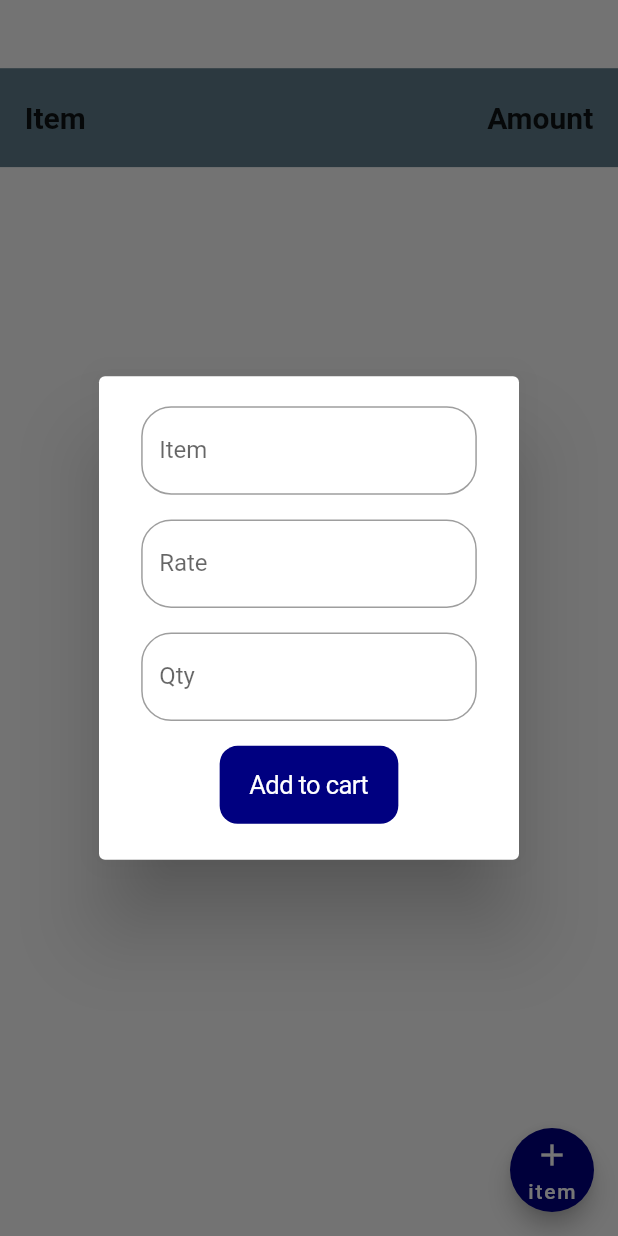
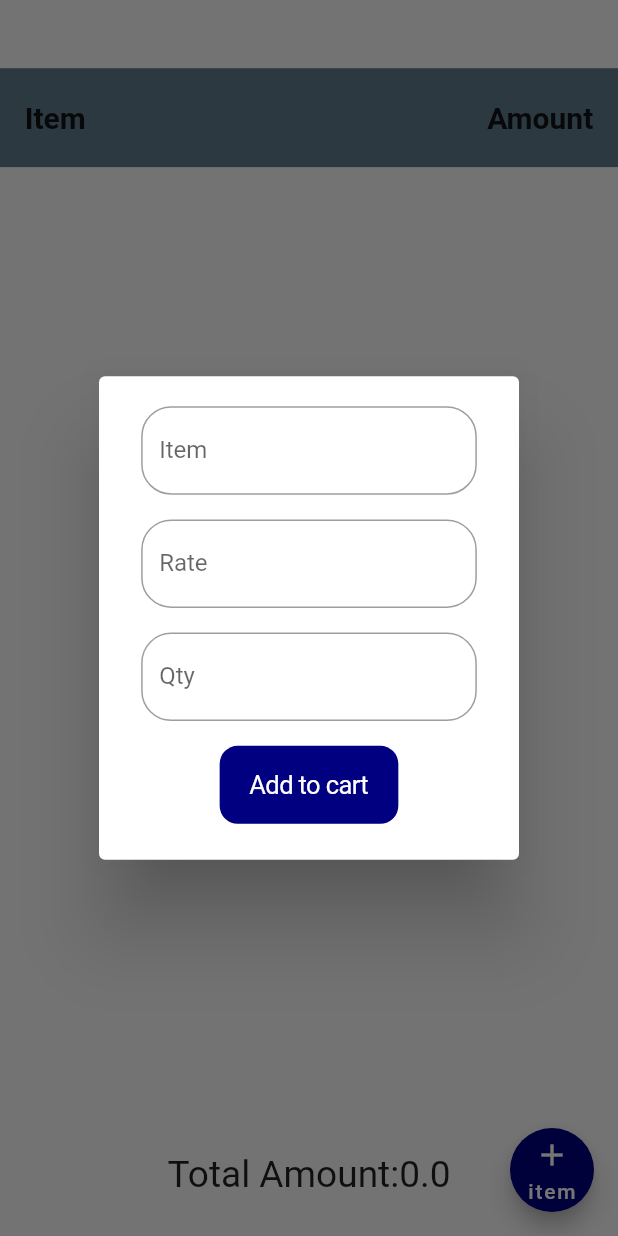
Before and after one commit to abdhanan72/spacc_office, a Flutter app: the OrderEntry screen opened directly with empty values, after a tap on "item", on a phone screen of 412 x 824 dp. Run offline on Flutter 3.47's test engine with Material 2 defaults, Android fonts, the phone set to English and light mode, and no system bars; our stand-ins replace internet_connection_checker, lottie, shared_preferences; missing offline and left inert: open_settings; accounts and stored records are empty.

Commit message:
total amount ready

```diff
--- a/lib/Order/order.dart
+++ b/lib/Order/order.dart
@@ -52,6 +52,10 @@ class _OrderEntryState extends State<OrderEntry> {
   }
 
   List<Map<String, String>> dataList = [];
+  double getSumOfAmounts() {
+    return dataList.fold(0, (total, item) => total + double.parse(item['amount']!));
+  }
+  Map<String, dynamic> data = {};
 
   @override
   Widget build(BuildContext context) {
@@ -124,6 +128,7 @@ class _OrderEntryState extends State<OrderEntry> {
                 itemCount: dataList.length,
                 itemBuilder: (context, index) {
                   final item = dataList[index];
+                 double sumed = dataList.fold(0, (total, item) => total + double.parse(item['amount']!));
 
                   return Column(
                     children: [
@@ -162,12 +167,20 @@ class _OrderEntryState extends State<OrderEntry> {
                 },
               ),
             ),
-            Container(
+            SizedBox(
               height: mediaquery.height * 0.1,
               child: Column(
+                mainAxisAlignment: MainAxisAlignment.center,
                 children: [
 
+                  Text(
+
+                    "Total Amount:${getSumOfAmounts().toString()}",style: TextStyle(
+                      fontSize: mediaquery.width*0.06
+                    ),),
+
                 ],
+
               ),
             )
           ],
@@ -373,6 +386,7 @@ class _OrderEntryState extends State<OrderEntry> {
                   "itemcode": itemcode,
                   "amount": amount.toString(),
                 });
+                print(dataList);
                 setState(() {
                   itemcode = '';
                   ratecontroller.clear();
```
